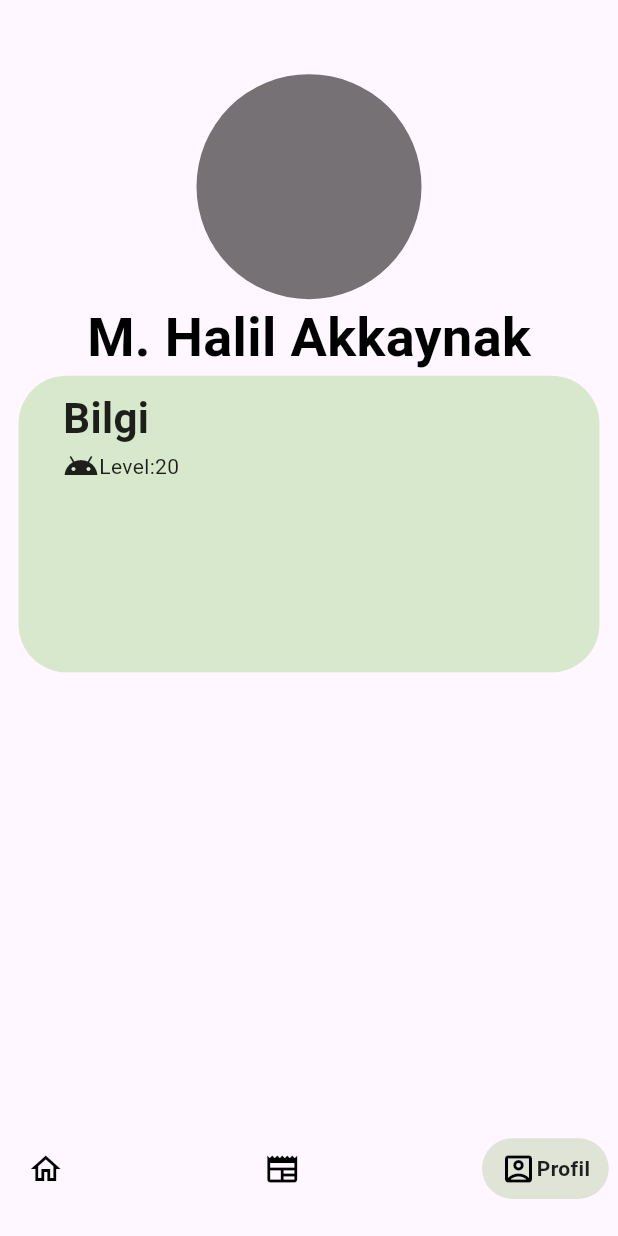
After one commit to mhakkaynak/orienteering, a Flutter app: the screen it shows after launch, item 3 of the bottom bar chosen, on a phone screen of 412 x 824 dp. The commit adds this screen. Run offline on Flutter 3.47's test engine with Material 2 defaults, Android fonts, the phone set to English and light mode, and no system bars; drawn by our look-alikes of google_nav_bar; our stand-ins replace cloud_firestore, firebase_auth, firebase_core, flutter_svg, google_sign_in; accounts and stored records are empty.

Commit message:
user page started

```diff
--- a/lib/core/constants/navigation/navigation_constant.dart
+++ b/lib/core/constants/navigation/navigation_constant.dart
@@ -1,7 +1,7 @@
 // The paths of the pages are set here
 mixin NavigationConstant {
-  static const auth = '/';
+  static const auth = '/auth';
   static const login = '/login';
   static const register = '/register';
-  static const home = '/login';
+  static const home = '/';
 }
--- a/lib/core/extensions/context_extension.dart
+++ b/lib/core/extensions/context_extension.dart
@@ -22,6 +22,9 @@ extension PaddingExtension on BuildContext {
 
   EdgeInsets get paddingLowSymmetric =>
       EdgeInsets.symmetric(horizontal: lowWidthValue, vertical: height * 0.01);
+
+  EdgeInsets get paddingNormalSymmetric => EdgeInsets.symmetric(
+      horizontal: lowWidthValue * 2.4, vertical: height * 0.01);
 }
 
 extension ThemeExtension on BuildContext {
--- a/lib/core/init/navigation/navigation_route_manager.dart
+++ b/lib/core/init/navigation/navigation_route_manager.dart
@@ -1,5 +1,6 @@
 import 'package:flutter/material.dart';
 import 'package:orienteering/pages/auth/auth_page.dart';
+import 'package:orienteering/pages/home/home_page.dart';
 
 import '../../../pages/auth/login_page.dart';
 import '../../../pages/auth/register_page.dart';
@@ -23,6 +24,8 @@ class NavigationRouteManager {
         return _navigationToDefault(LoginPage(), args);
       case NavigationConstant.register:
         return _navigationToDefault(RegisterPage(), args);
+      case NavigationConstant.home:
+        return _navigationToDefault(const HomePage(), args);
       default:
         return _navigationToDefault(LoginPage(), args);
     }
--- a/lib/core/init/theme/custom_theme_data.dart
+++ b/lib/core/init/theme/custom_theme_data.dart
@@ -4,11 +4,6 @@ class CustomThemeData {
   CustomThemeData._init();
 
   static CustomThemeData? _instance;
-
-  static CustomThemeData get instance {
-    _instance ??= CustomThemeData._init();
-    return _instance!;
-  }
 
   final ColorScheme _colorScheme = const ColorScheme.light(
     primary: Color(0xFF326b23),
@@ -36,15 +31,29 @@ class CustomThemeData {
     onSurfaceVariant: Color(0xFF43483f),
   );
 
+  static CustomThemeData get instance {
+    _instance ??= CustomThemeData._init();
+    return _instance!;
+  }
+
   ThemeData get theme => ThemeData.light(useMaterial3: true).copyWith(
         primaryColor: const Color(0xFF326b23),
         colorScheme: _colorScheme,
         textTheme: ThemeData.light().textTheme.copyWith(
-                displaySmall: TextStyle(
-              fontSize: 36,
-              fontWeight: FontWeight.bold,
-              color: _colorScheme.tertiary,
-            )),
+              displaySmall: TextStyle(
+                fontSize: 36,
+                fontWeight: FontWeight.bold,
+                color: _colorScheme.tertiary,
+              ),
+              titleLarge: const TextStyle(
+                fontSize: 28,
+                fontWeight: FontWeight.bold,
+              ),
+              titleSmall: TextStyle(
+                  fontSize: 20,
+                  fontWeight: FontWeight.bold,
+                  color: _colorScheme.onSecondaryContainer),
+            ),
         inputDecorationTheme: const InputDecorationTheme(
           filled: true,
           border: OutlineInputBorder(
--- a/lib/model/user/user_model.dart
+++ b/lib/model/user/user_model.dart
@@ -7,6 +7,8 @@ class UserModel extends BaseModel {
     this.city,
     this.uid,
     this.coin,
+    this.level,
+    this.gender,
   );
 
   UserModel._fromJson(o) {
@@ -15,6 +17,8 @@ class UserModel extends BaseModel {
     uid = o['uid'];
     city = int.tryParse(o['city'].toString());
     coin = int.tryParse(o['coin'].toString());
+    level = double.tryParse(o['level'].toString());
+    gender = o['gender'];
   }
 
   @override
@@ -31,6 +35,8 @@ class UserModel extends BaseModel {
   int? city;
   int? coin;
   String? email;
+  String? gender;
+  double? level;
   String? password;
   String? uid;
   String? userName;
@@ -42,5 +48,7 @@ class UserModel extends BaseModel {
         'city': city,
         'uid': uid,
         'coin': coin,
+        'level': level,
+        'gender': gender,
       };
 }
--- /dev/null
+++ b/lib/pages/home/home_page.dart
@@ -0,0 +1,48 @@
+import 'package:flutter/material.dart';
+import 'package:orienteering/core/extensions/context_extension.dart';
+import 'package:orienteering/pages/user/user_page.dart';
+
+import '../../widgets/navigation_bar/custom_navigation_bar.dart';
+
+class HomePage extends StatefulWidget {
+  const HomePage({super.key});
+
+  @override
+  State<HomePage> createState() => _HomePageState();
+}
+
+class _HomePageState extends State<HomePage> {
+  int _selectedIndex = 0;
+
+  @override
+  Widget build(BuildContext context) {
+    return Scaffold(
+      body: _buildBody(),
+      bottomNavigationBar: CustomBottomNavigationBar(
+          context: context, onTabChange: _onTabChange),
+    );
+  }
+
+  _onTabChange(int index) {
+    setState(() {
+      _selectedIndex = index;
+    });
+  }
+
+  Widget _buildBody() {
+    switch (_selectedIndex) {
+      case 0:
+        return Center(
+          child: Text('test1'),
+        );
+      case 1:
+        return Center(
+          child: Text('test2'),
+        );
+      case 2:
+        return const UserPage();
+      default:
+        return const UserPage();
+    }
+  }
+}
--- /dev/null
+++ b/lib/pages/user/user_page.dart
@@ -0,0 +1,63 @@
+import 'package:flutter/material.dart';
+import 'package:orienteering/core/extensions/context_extension.dart';
+
+class UserPage extends StatelessWidget {
+  const UserPage({super.key});
+
+  @override
+  Widget build(BuildContext context) {
+    return Scaffold(
+      body: Padding(
+        padding: EdgeInsets.only(
+          top: context.lowHeightValue,
+          left: context.lowWidthValue,
+          right: context.lowWidthValue,
+        ),
+        child: Column(
+          children: [
+            Center(
+              child: CircleAvatar(
+                minRadius: 75,
+                maxRadius: 75,
+                backgroundColor: Colors.black54,
+              ),
+            ),
+            Text(
+              'M. Halil Akkaynak',
+              style:
+                  context.textTheme.displaySmall?.copyWith(color: Colors.black),
+            ),
+            Container(
+              height: context.customHeightValue(0.24),
+              width: context.width,
+              decoration: BoxDecoration(
+                color: context.colors.secondaryContainer,
+                borderRadius: BorderRadius.circular(32),
+              ),
+              child: Padding(
+                padding: context.paddingNormalSymmetric,
+                child: Column(
+                  crossAxisAlignment: CrossAxisAlignment.start,
+                  children: [
+                    Text(
+                      'Bilgi',
+                      style: context.textTheme.titleLarge,
+                    ),
+                    Row(
+                      children: [
+                        // TODO: bu kısım duzenlenecek
+                        Icon(Icons.android),
+                        Text('Level:'),
+                        Text('20'),
+                      ],
+                    ),
+                  ],
+                ),
+              ),
+            ),
+          ],
+        ),
+      ),
+    );
+  }
+}
--- a/lib/service/user/user_service.dart
+++ b/lib/service/user/user_service.dart
@@ -32,7 +32,8 @@ class UserService {
           userModel = await _firestoreManager.get<UserModel>(user.uid,
               model: userModel) as UserModel;
         } catch (e) {
-          userModel = UserModel(userName, user.email, 41, user.uid, 100);
+          userModel = UserModel(
+              userName, user.email, 41, user.uid, 100, 1, 'undefiend');
           _firestoreManager.insert(userModel, userModel.uid!);
         }
         NavigationManager.instance
@@ -66,8 +67,9 @@ class UserService {
           .registerWithEmail(user.email.toString(), user.password.toString());
       user.uid = FirebaseAuthManager.instance.uid.toString();
       user.coin = 100;
+      user.level = 1.0;
       user.city = 41;
-      _firestoreManager.insert(user, user.uid.toString());
+      await _firestoreManager.insert(user, user.uid.toString());
       NavigationManager.instance.navigationToPageClear(NavigationConstant.home);
     } catch (e) {
       return _errorText;
--- /dev/null
+++ b/lib/widgets/navigation_bar/custom_navigation_bar.dart
@@ -0,0 +1,35 @@
+import 'package:flutter/material.dart';
+import 'package:google_nav_bar/google_nav_bar.dart';
+
+import '../../core/extensions/context_extension.dart';
+
+class CustomBottomNavigationBar extends Padding {
+  CustomBottomNavigationBar({
+    Key? key,
+    required BuildContext context,
+    required Function(int) onTabChange,
+  }) : super(
+            key: key,
+            padding: EdgeInsets.symmetric(
+                horizontal: context.lowWidthValue / 2,
+                vertical: context.lowHeightValue / 2),
+            child: GNav(
+              tabBackgroundColor: context.theme!.colorScheme.surfaceVariant,
+              padding: context.paddingLowSymmetric,
+              onTabChange: onTabChange,
+              tabs: const [
+                GButton(
+                  icon: Icons.home_outlined,
+                  text: 'Ana Sayfa',
+                ),
+                GButton(
+                  icon: Icons.newspaper_outlined,
+                  text: '-',
+                ),
+                GButton(
+                  icon: Icons.account_box_outlined,
+                  text: 'Profil',
+                ),
+              ],
+            ));
+}
```
Also changed, not shown: pubspec.yaml (+7 -7 lines), lib/pages/auth/auth_page.dart (line endings or trailing spaces), pubspec.lock, 3 other files.
